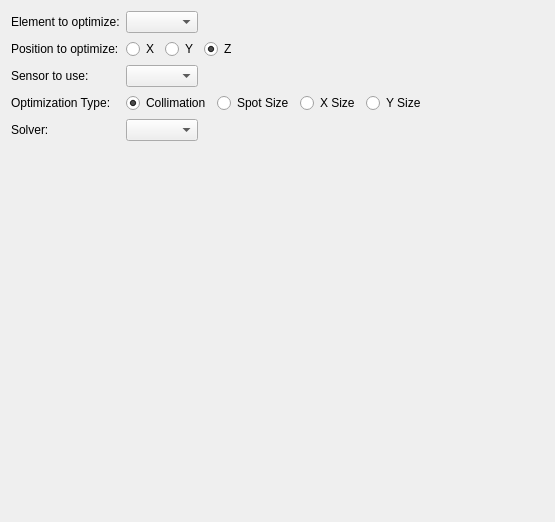
Before: the Qt Designer form freecad/pyoptools/GUI/Optimize.ui in cihologramas/freecad-pyoptools, drawn with Qt 5.
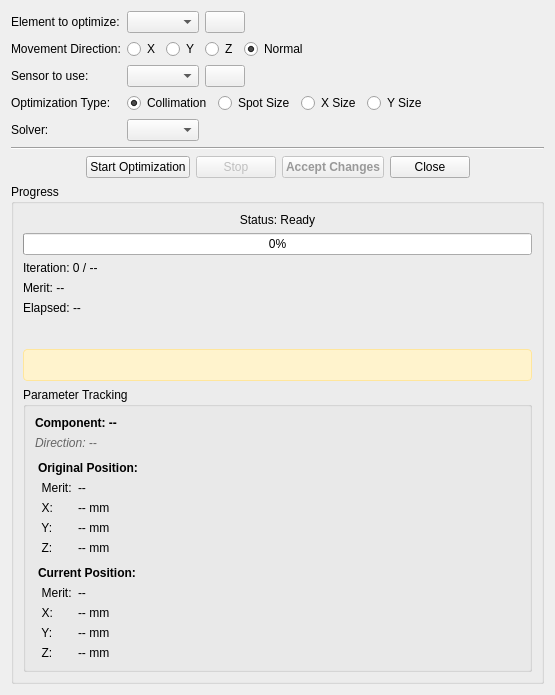
After: the same form once the commit is applied.

Commit message: Add new SVG resources for optical tools and UI elements

```diff
--- a/freecad/pyoptools/GUI/Optimize.ui
+++ b/freecad/pyoptools/GUI/Optimize.ui
@@ -1,7 +1,7 @@
 <?xml version="1.0" encoding="UTF-8"?>
 <ui version="4.0">
- <class>Dialog</class>
- <widget class="QDialog" name="Dialog">
+ <class>OptimizeWidget</class>
+ <widget class="QWidget" name="OptimizeWidget">
   <property name="geometry">
    <rect>
     <x>0</x>
@@ -22,13 +22,13 @@
      <property name="fieldGrowthPolicy">
       <enum>QFormLayout::ExpandingFieldsGrow</enum>
      </property>
-     <item row="2" column="0">
-      <widget class="QLabel" name="label_7">
-       <property name="text">
-        <string>Position to optimize:</string>
-       </property>
-      </widget>
-     </item>
+      <item row="2" column="0">
+       <widget class="QLabel" name="label_7">
+        <property name="text">
+         <string>Movement Direction:</string>
+        </property>
+       </widget>
+      </item>
      <item row="2" column="1">
       <layout class="QHBoxLayout" name="horizontalLayout">
        <item>
@@ -51,21 +51,31 @@
          </attribute>
         </widget>
        </item>
-       <item>
-        <widget class="QRadioButton" name="Z">
-         <property name="text">
-          <string>Z</string>
-         </property>
-         <property name="checked">
-          <bool>true</bool>
-         </property>
-         <attribute name="buttonGroup">
-          <string notr="true">buttonGroup</string>
-         </attribute>
-        </widget>
-       </item>
-      </layout>
-     </item>
+        <item>
+         <widget class="QRadioButton" name="Z">
+          <property name="text">
+           <string>Z</string>
+          </property>
+          <attribute name="buttonGroup">
+           <string notr="true">buttonGroup</string>
+          </attribute>
+         </widget>
+        </item>
+        <item>
+         <widget class="QRadioButton" name="Normal">
+          <property name="text">
+           <string>Normal</string>
+          </property>
+          <property name="checked">
+           <bool>true</bool>
+          </property>
+          <attribute name="buttonGroup">
+           <string notr="true">buttonGroup</string>
+          </attribute>
+         </widget>
+        </item>
+       </layout>
+      </item>
      <item row="3" column="0">
       <widget class="QLabel" name="label_11">
        <property name="text">
@@ -73,9 +83,29 @@
        </property>
       </widget>
      </item>
-     <item row="1" column="1">
-      <widget class="QComboBox" name="Element"/>
-     </item>
+      <item row="1" column="1">
+       <layout class="QHBoxLayout" name="elementPickLayout">
+        <item>
+         <widget class="QComboBox" name="Element"/>
+        </item>
+        <item>
+          <widget class="QPushButton" name="PickElement">
+           <property name="text">
+            <string></string>
+           </property>
+           <property name="toolTip">
+            <string>Click to select element from 3D view</string>
+           </property>
+           <property name="checkable">
+            <bool>true</bool>
+           </property>
+           <property name="maximumWidth">
+            <number>32</number>
+           </property>
+          </widget>
+        </item>
+       </layout>
+      </item>
      <item row="1" column="0">
       <widget class="QLabel" name="label_10">
        <property name="text">
@@ -83,9 +113,29 @@
        </property>
       </widget>
      </item>
-     <item row="3" column="1">
-      <widget class="QComboBox" name="Sensor"/>
-     </item>
+      <item row="3" column="1">
+       <layout class="QHBoxLayout" name="sensorPickLayout">
+        <item>
+         <widget class="QComboBox" name="Sensor"/>
+        </item>
+        <item>
+          <widget class="QPushButton" name="PickSensor">
+           <property name="text">
+            <string></string>
+           </property>
+           <property name="toolTip">
+            <string>Click to select sensor from 3D view</string>
+           </property>
+           <property name="checkable">
+            <bool>true</bool>
+           </property>
+           <property name="maximumWidth">
+            <number>32</number>
+           </property>
+          </widget>
+        </item>
+       </layout>
+      </item>
      <item row="4" column="0">
       <widget class="QLabel" name="label">
        <property name="text">
@@ -138,13 +188,409 @@
      <item row="5" column="1">
       <widget class="QComboBox" name="Solver"/>
      </item>
-    </layout>
-   </item>
-  </layout>
- </widget>
- <resources/>
- <connections/>
- <buttongroups>
-  <buttongroup name="buttonGroup"/>
- </buttongroups>
-</ui>
+      </layout>
+     </item>
+      <!-- Separator -->
+      <item>
+       <widget class="QFrame" name="line">
+        <property name="frameShape">
+         <enum>QFrame::HLine</enum>
+        </property>
+        <property name="frameShadow">
+         <enum>QFrame::Sunken</enum>
+        </property>
+       </widget>
+      </item>
+      <item>
+       <layout class="QHBoxLayout" name="buttonLayout">
+        <item>
+         <spacer name="horizontalSpacerLeft">
+          <property name="orientation">
+           <enum>Qt::Horizontal</enum>
+          </property>
+          <property name="sizeHint" stdset="0">
+           <size>
+            <width>40</width>
+            <height>20</height>
+           </size>
+          </property>
+         </spacer>
+        </item>
+        <item>
+         <widget class="QPushButton" name="startButton">
+          <property name="text">
+           <string>Start Optimization</string>
+          </property>
+          <property name="toolTip">
+           <string>Run optimization with current settings</string>
+          </property>
+         </widget>
+        </item>
+        <item>
+         <widget class="QPushButton" name="stopButton">
+          <property name="text">
+           <string>Stop</string>
+          </property>
+          <property name="toolTip">
+           <string>Stop optimization</string>
+          </property>
+          <property name="enabled">
+           <bool>false</bool>
+          </property>
+         </widget>
+        </item>
+         <item>
+          <widget class="QPushButton" name="acceptButton">
+           <property name="text">
+            <string>Accept Changes</string>
+           </property>
+           <property name="toolTip">
+            <string>Apply optimized parameters to component (Ctrl+Enter)</string>
+           </property>
+           <property name="enabled">
+            <bool>false</bool>
+           </property>
+           <property name="styleSheet">
+            <string>QPushButton { font-weight: bold; }
+QPushButton:disabled { color: #999; }</string>
+           </property>
+          </widget>
+         </item>
+         <item>
+          <widget class="QPushButton" name="closeButton">
+           <property name="text">
+            <string>Close</string>
+           </property>
+           <property name="toolTip">
+            <string>Close optimization panel</string>
+           </property>
+          </widget>
+         </item>
+         <item>
+          <spacer name="horizontalSpacerRight">
+           <property name="orientation">
+            <enum>Qt::Horizontal</enum>
+           </property>
+           <property name="sizeHint" stdset="0">
+            <size>
+             <width>40</width>
+             <height>20</height>
+            </size>
+           </property>
+          </spacer>
+         </item>
+       </layout>
+      </item>
+     <item>
+      <widget class="QGroupBox" name="progressGroup">
+       <property name="title">
+        <string>Progress</string>
+       </property>
+       <property name="visible">
+        <bool>false</bool>
+       </property>
+       <layout class="QVBoxLayout" name="progressLayout">
+        <item>
+         <widget class="QLabel" name="statusLabel">
+          <property name="text">
+           <string>Status: Ready</string>
+          </property>
+          <property name="alignment">
+           <set>Qt::AlignCenter</set>
+          </property>
+         </widget>
+        </item>
+        <item>
+         <widget class="QProgressBar" name="progressBar">
+          <property name="value">
+           <number>0</number>
+          </property>
+          <property name="textVisible">
+           <bool>true</bool>
+          </property>
+          <property name="format">
+           <string>%p%</string>
+          </property>
+         </widget>
+        </item>
+        <item>
+         <widget class="QLabel" name="iterationLabel">
+          <property name="text">
+           <string>Iteration: 0 / --</string>
+          </property>
+         </widget>
+        </item>
+        <item>
+         <widget class="QLabel" name="meritLabel">
+          <property name="text">
+           <string>Merit: --</string>
+          </property>
+         </widget>
+         </item>
+         <item>
+          <widget class="QLabel" name="elapsedLabel">
+           <property name="text">
+            <string>Elapsed: --</string>
+           </property>
+          </widget>
+         </item>
+         <item>
+          <widget class="QLabel" name="resultLabel">
+           <property name="text">
+            <string></string>
+           </property>
+           <property name="visible">
+            <bool>false</bool>
+           </property>
+           <property name="styleSheet">
+            <string>font-weight: bold;</string>
+           </property>
+          </widget>
+         </item>
+         <item>
+          <widget class="QLabel" name="warningLabel">
+           <property name="text">
+            <string></string>
+           </property>
+           <property name="visible">
+            <bool>false</bool>
+           </property>
+           <property name="styleSheet">
+            <string>background-color: #FFF3CD; color: #856404; padding: 8px; border: 1px solid #FFE69C; border-radius: 4px; margin-top: 8px;</string>
+           </property>
+           <property name="wordWrap">
+            <bool>true</bool>
+           </property>
+           <property name="alignment">
+            <set>Qt::AlignLeft|Qt::AlignVCenter</set>
+           </property>
+          </widget>
+          </item>
+          <item>
+          <widget class="QGroupBox" name="parameterTrackingGroup">
+           <property name="title">
+            <string>Parameter Tracking</string>
+           </property>
+           <layout class="QFormLayout" name="parameterFormLayout">
+             <item row="0" column="0" colspan="2">
+              <widget class="QLabel" name="componentNameLabel">
+               <property name="text">
+                <string>Component: --</string>
+               </property>
+               <property name="styleSheet">
+                <string>font-weight: bold;</string>
+               </property>
+              </widget>
+             </item>
+              <item row="1" column="0" colspan="2">
+               <widget class="QLabel" name="normalVectorLabel">
+                <property name="text">
+                 <string>Direction: --</string>
+                </property>
+                <property name="styleSheet">
+                 <string>font-style: italic; color: #666;</string>
+                </property>
+               </widget>
+              </item>
+              <item row="2" column="0" colspan="2">
+               <widget class="QLabel" name="label_original">
+                <property name="text">
+                 <string>Original Position:</string>
+                </property>
+                <property name="styleSheet">
+                 <string>font-weight: bold; margin-top: 5px;</string>
+                </property>
+               </widget>
+              </item>
+              <item row="3" column="0">
+               <widget class="QLabel" name="label_orig_merit">
+                <property name="text">
+                 <string>  Merit:</string>
+                </property>
+               </widget>
+              </item>
+              <item row="3" column="1">
+               <widget class="QLabel" name="originalMeritLabel">
+                <property name="text">
+                 <string>--</string>
+                </property>
+               </widget>
+              </item>
+              <item row="4" column="0">
+               <widget class="QLabel" name="label_orig_x">
+                <property name="text">
+                 <string>  X:</string>
+                </property>
+               </widget>
+              </item>
+              <item row="4" column="1">
+               <widget class="QLabel" name="originalXLabel">
+                <property name="text">
+                 <string>-- mm</string>
+                </property>
+               </widget>
+              </item>
+              <item row="5" column="0">
+               <widget class="QLabel" name="label_orig_y">
+                <property name="text">
+                 <string>  Y:</string>
+                </property>
+               </widget>
+              </item>
+              <item row="5" column="1">
+               <widget class="QLabel" name="originalYLabel">
+                <property name="text">
+                 <string>-- mm</string>
+                </property>
+               </widget>
+              </item>
+              <item row="6" column="0">
+               <widget class="QLabel" name="label_orig_z">
+                <property name="text">
+                 <string>  Z:</string>
+                </property>
+               </widget>
+              </item>
+              <item row="6" column="1">
+               <widget class="QLabel" name="originalZLabel">
+                <property name="text">
+                 <string>-- mm</string>
+                </property>
+               </widget>
+              </item>
+              <item row="7" column="0" colspan="2">
+               <widget class="QLabel" name="label_current">
+                <property name="text">
+                 <string>Current Position:</string>
+                </property>
+                <property name="styleSheet">
+                 <string>font-weight: bold; margin-top: 5px;</string>
+                </property>
+               </widget>
+              </item>
+              <item row="8" column="0">
+               <widget class="QLabel" name="label_curr_merit">
+                <property name="text">
+                 <string>  Merit:</string>
+                </property>
+               </widget>
+              </item>
+              <item row="8" column="1">
+               <layout class="QHBoxLayout" name="currentMeritLayout">
+                <item>
+                 <widget class="QLabel" name="currentMeritLabel">
+                  <property name="text">
+                   <string>--</string>
+                  </property>
+                 </widget>
+                </item>
+                <item>
+                 <widget class="QLabel" name="meritImprovementLabel">
+                  <property name="text">
+                   <string></string>
+                  </property>
+                  <property name="styleSheet">
+                   <string>color: green; font-weight: bold;</string>
+                  </property>
+                 </widget>
+                </item>
+               </layout>
+              </item>
+              <item row="9" column="0">
+               <widget class="QLabel" name="label_curr_x">
+                <property name="text">
+                 <string>  X:</string>
+                </property>
+               </widget>
+              </item>
+              <item row="9" column="1">
+               <layout class="QHBoxLayout" name="currentXLayout">
+                <item>
+                 <widget class="QLabel" name="currentXLabel">
+                  <property name="text">
+                   <string>-- mm</string>
+                  </property>
+                 </widget>
+                </item>
+                <item>
+                 <widget class="QLabel" name="deltaXLabel">
+                  <property name="text">
+                   <string></string>
+                  </property>
+                  <property name="styleSheet">
+                   <string>color: gray;</string>
+                  </property>
+                 </widget>
+                </item>
+               </layout>
+              </item>
+              <item row="10" column="0">
+               <widget class="QLabel" name="label_curr_y">
+                <property name="text">
+                 <string>  Y:</string>
+                </property>
+               </widget>
+              </item>
+              <item row="10" column="1">
+               <layout class="QHBoxLayout" name="currentYLayout">
+                <item>
+                 <widget class="QLabel" name="currentYLabel">
+                  <property name="text">
+                   <string>-- mm</string>
+                  </property>
+                 </widget>
+                </item>
+                <item>
+                 <widget class="QLabel" name="deltaYLabel">
+                  <property name="text">
+                   <string></string>
+                  </property>
+                  <property name="styleSheet">
+                   <string>color: gray;</string>
+                  </property>
+                 </widget>
+                </item>
+               </layout>
+              </item>
+              <item row="11" column="0">
+               <widget class="QLabel" name="label_curr_z">
+                <property name="text">
+                 <string>  Z:</string>
+                </property>
+               </widget>
+              </item>
+              <item row="11" column="1">
+               <layout class="QHBoxLayout" name="currentZLayout">
+                <item>
+                 <widget class="QLabel" name="currentZLabel">
+                  <property name="text">
+                   <string>-- mm</string>
+                  </property>
+                 </widget>
+                </item>
+                <item>
+                 <widget class="QLabel" name="deltaZLabel">
+                  <property name="text">
+                   <string></string>
+                  </property>
+                  <property name="styleSheet">
+                   <string>color: gray;</string>
+                  </property>
+                 </widget>
+                </item>
+               </layout>
+              </item>
+           </layout>
+           </widget>
+          </item>
+         </layout>
+        </widget>
+       </item>
+     </layout>
+   </widget>
+   <resources/>
+   <connections/>
+   <buttongroups>
+    <buttongroup name="buttonGroup"/>
+   </buttongroups>
+  </ui>
```
Left out of the diff: 6 changed lines with no effect on the pictures. The commit also changes 77 other files.
